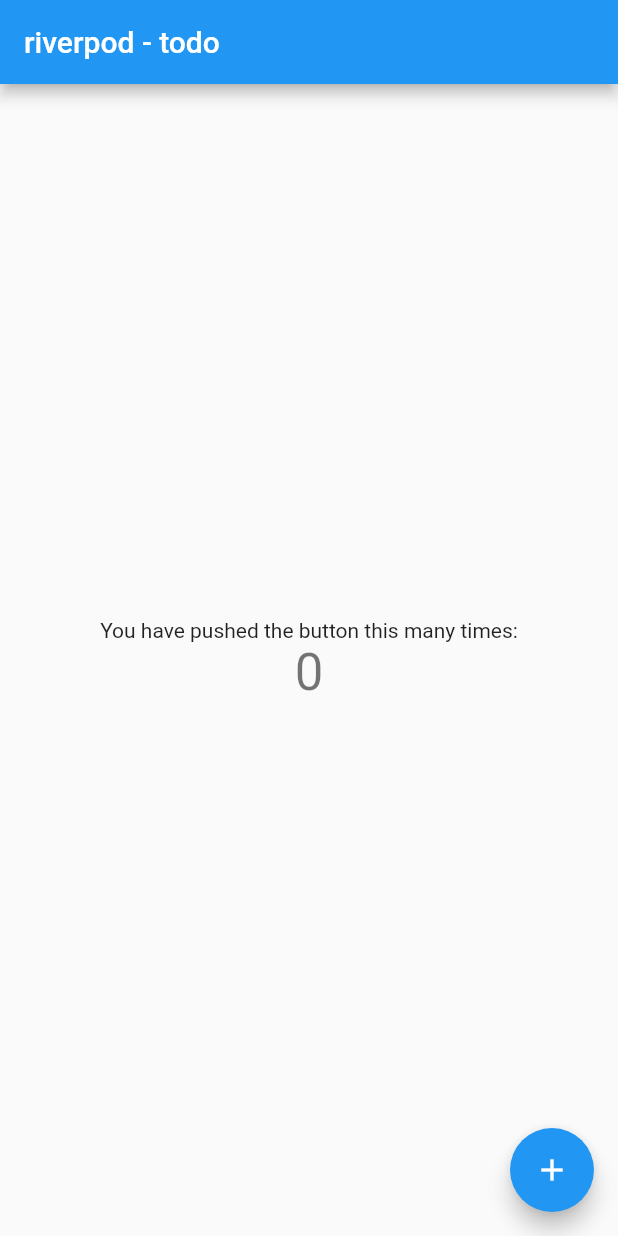
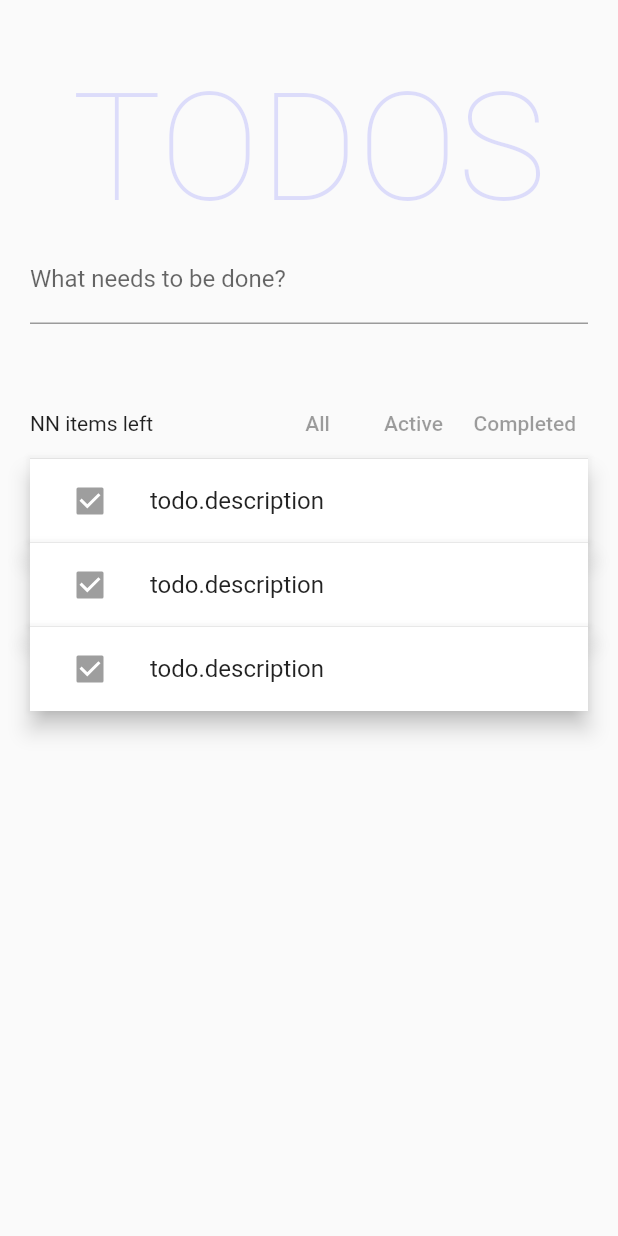
Before and after one commit to linnefromice/riverpod_todo, a Flutter app: the screen it shows after launch, on a phone screen of 412 x 824 dp. Run offline on Flutter 3.47's test engine with Material 2 defaults, Android fonts, the light colour scheme and no system bars.

Commit message:
create ui

```diff
--- a/lib/main.dart
+++ b/lib/main.dart
@@ -1,4 +1,5 @@
 import 'package:flutter/material.dart';
+import 'screens/home_page.dart';
 
 void main() {
   runApp(App());
@@ -16,48 +17,3 @@ class App extends StatelessWidget {
     );
   }
 }
-
-class HomePage extends StatefulWidget {
-  HomePage({Key? key}) : super(key: key);
-
-  @override
-  _State createState() => _State();
-}
-
-class _State extends State<HomePage> {
-  int _counter = 0;
-
-  void _incrementCounter() {
-    setState(() {
-      _counter++;
-    });
-  }
-
-  @override
-  Widget build(BuildContext context) {
-    return Scaffold(
-      appBar: AppBar(
-        title: Text('riverpod - todo'),
-      ),
-      body: Center(
-        child: Column(
-          mainAxisAlignment: MainAxisAlignment.center,
-          children: <Widget>[
-            Text(
-              'You have pushed the button this many times:',
-            ),
-            Text(
-              '$_counter',
-              style: Theme.of(context).textTheme.headline4,
-            ),
-          ],
-        ),
-      ),
-      floatingActionButton: FloatingActionButton(
-        onPressed: _incrementCounter,
-        tooltip: 'Increment',
-        child: Icon(Icons.add),
-      ),
-    );
-  }
-}
--- /dev/null
+++ b/lib/screens/components/title.dart
@@ -0,0 +1,18 @@
+import 'package:flutter/material.dart';
+
+class Title extends StatelessWidget {
+  const Title({Key? key}) : super(key: key);
+
+  @override
+  Widget build(BuildContext context) {
+    return const Text(
+      'TODOS',
+      textAlign: TextAlign.center,
+      style: TextStyle(
+        color: Color.fromARGB(38, 47, 47, 247),
+        fontSize: 100,
+        fontWeight: FontWeight.w100
+      ),
+    );
+  }
+}
--- /dev/null
+++ b/lib/screens/components/todo_item.dart
@@ -0,0 +1,22 @@
+import 'package:flutter/material.dart';
+
+class TodoItem extends StatelessWidget {
+  const TodoItem({Key? key}) : super(key: key);
+
+  @override
+  Widget build(BuildContext context) {
+
+    return Material(
+      color: Colors.white,
+      elevation: 6,
+      child: ListTile(
+        onTap: null,
+        leading: Checkbox(
+          value: true,
+          onChanged: null,
+        ),
+        title: Text("todo.description")
+      ),
+    );
+  }
+}
--- /dev/null
+++ b/lib/screens/components/toolbar.dart
@@ -0,0 +1,45 @@
+import 'package:flutter/material.dart';
+
+class Toolbar extends StatelessWidget {
+  const Toolbar({
+    Key? key,
+  }) : super(key: key);
+
+  @override
+  Widget build(BuildContext context) {
+    return Material(
+      child: Row(
+        mainAxisAlignment: MainAxisAlignment.spaceBetween,
+        children: [
+          Expanded(
+            child: Text(
+              'NN items left',
+              overflow: TextOverflow.ellipsis,
+            ),
+          ),
+          Tooltip(
+            message: 'All todos',
+            child: TextButton(
+              onPressed: null,
+              child: const Text('All'),
+            ),
+          ),
+          Tooltip(
+            message: 'Only uncompleted todos',
+            child: TextButton(
+              onPressed: null,
+              child: const Text('Active'),
+            ),
+          ),
+          Tooltip(
+            message: 'Only completed todos',
+            child: TextButton(
+              onPressed: null,
+              child: const Text('Completed'),
+            ),
+          ),
+        ],
+      ),
+    );
+  }
+}
--- /dev/null
+++ b/lib/screens/home_page.dart
@@ -0,0 +1,39 @@
+import 'package:flutter/material.dart';
+import 'components/title.dart' as c;
+import 'components/todo_item.dart';
+import 'components/toolbar.dart';
+
+class HomePage extends StatelessWidget {
+  HomePage({Key? key}) : super(key: key);
+
+  @override
+  Widget build(BuildContext context) {
+
+    return Scaffold(
+      body: ListView(
+        padding: const EdgeInsets.symmetric(horizontal: 20, vertical: 40),
+        children: [
+          c.Title(),
+          TextField(
+            controller: null,
+            decoration: const InputDecoration(
+              labelText: 'What needs to be done?',
+            ),
+            onSubmitted: null
+          ),
+          const SizedBox(height: 42),
+          const Toolbar(),
+          const Divider(height: 0),
+          for (var i = 0; i < 3; i++) ...[ // temp number
+            if (i > 0) const Divider(height: 0),
+            Dismissible(
+              key: ValueKey(i),
+              onDismissed: null,
+              child: const TodoItem(),
+            )
+          ],
+        ],
+      ),
+    );
+  }
+}
```
